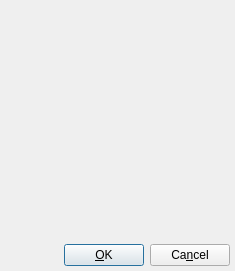
Before: the Qt Designer form scribus/ui/smreplacedia.ui in scribusproject/scribus, drawn with Qt 5.
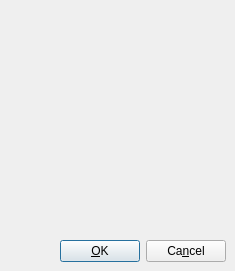
After: the same form once the commit is applied.

Commit message: #16481: Unify margins and spacing for dialogs, set 9 <bubu>

```diff
--- a/scribus/ui/smreplacedia.ui
+++ b/scribus/ui/smreplacedia.ui
@@ -15,12 +15,18 @@
   <property name="sizeGripEnabled" >
    <bool>false</bool>
   </property>
-  <layout class="QVBoxLayout" >
-   <property name="margin" >
-    <number>5</number>
+  <layout class="QVBoxLayout">
+   <property name="leftMargin">
+    <number>9</number>
    </property>
-   <property name="spacing" >
-    <number>5</number>
+   <property name="topMargin">
+    <number>9</number>
+   </property>
+   <property name="rightMargin">
+    <number>9</number>
+   </property>
+   <property name="bottomMargin">
+    <number>9</number>
    </property>
    <item>
     <widget class="QFrame" name="mainFrame" >
@@ -40,8 +46,14 @@
      <property name="margin" >
       <number>0</number>
      </property>
-     <property name="spacing" >
-      <number>6</number>
+     <property name="topMargin">
+      <number>0</number>
+     </property>
+     <property name="rightMargin">
+      <number>0</number>
+     </property>
+     <property name="bottomMargin">
+      <number>0</number>
      </property>
      <item>
       <spacer>
@@ -92,9 +104,6 @@
    </item>
   </layout>
  </widget>
- <layoutdefault spacing="6" margin="11" />
- <customwidgets>
- </customwidgets>
  <resources/>
  <connections>
   <connection>
```
Left out of the diff: 55 changed lines with no effect on the pictures. The commit also changes 8 other files.
